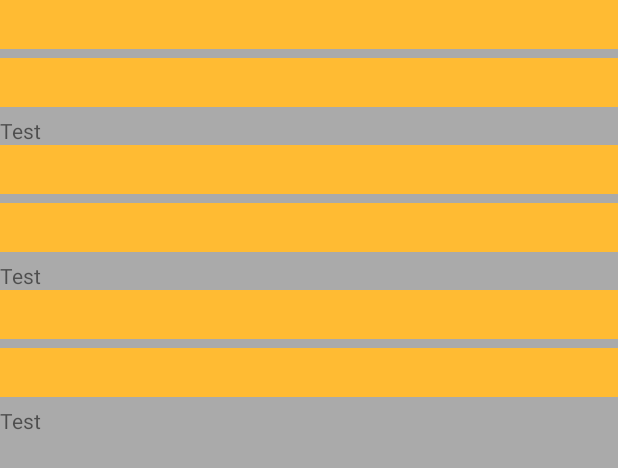
After one commit to Justin-Bee/MyContacts, an Android app: the layout content_contactinfo.xml on its own in the app's theme, with its tools: preview values and no code run, on a phone screen of 412 x 824 dp. The commit adds this screen. Shown: the top 468 px of the screen. Run offline under Robolectric (Android 15) with nearby library versions, the phone set to English and light mode, and no system bars.

Commit message:
new layouts

```diff
--- /dev/null
+++ b/app/src/main/res/layout/content_contactinfo.xml
@@ -0,0 +1,38 @@
+<?xml version="1.0" encoding="utf-8"?>
+
+<!-- Copyright 2017 Google Inc.
+
+Licensed under the Apache License, Version 2.0 (the "License");
+you may not use this file except in compliance with the License.
+You may obtain a copy of the License at
+
+    http://www.apache.org/licenses/LICENSE-2.0
+
+Unless required by applicable law or agreed to in writing, software
+distributed under the License is distributed on an "AS IS" BASIS,
+WITHOUT WARRANTIES OR CONDITIONS OF ANY KIND, either express or implied.
+See the License for the specific language governing permissions and
+limitations under the License. -->
+
+<!-- Uses the Basic Activity Template.
+  Removed most of its unnecessary code for the  RecyclerView
+  to make the code much more readable. -->
+
+<androidx.constraintlayout.widget.ConstraintLayout
+        xmlns:android="http://schemas.android.com/apk/res/android"
+        xmlns:app="http://schemas.android.com/apk/res-auto"
+        xmlns:tools="http://schemas.android.com/tools"
+        android:layout_width="match_parent"
+        android:layout_height="match_parent"
+        app:layout_behavior="@string/appbar_scrolling_view_behavior"
+        tools:context="com.bee.mycontacts.MainActivity"
+        tools:showIn="@layout/activity_main">
+
+    <androidx.recyclerview.widget.RecyclerView
+            android:id="@+id/recyclerview"
+            android:layout_width="match_parent"
+            android:layout_height="match_parent"
+            android:background="@android:color/darker_gray"
+            tools:listitem="@layout/recyclerview_contact_info"/>
+
+</androidx.constraintlayout.widget.ConstraintLayout>
```
Also changed, not shown: app/src/main/java/com/bee/mycontacts/ContactInfoActivity.kt (+9 -9 lines), app/src/main/res/layout/activity_contactinfo.xml (added, +53 -0 lines).
